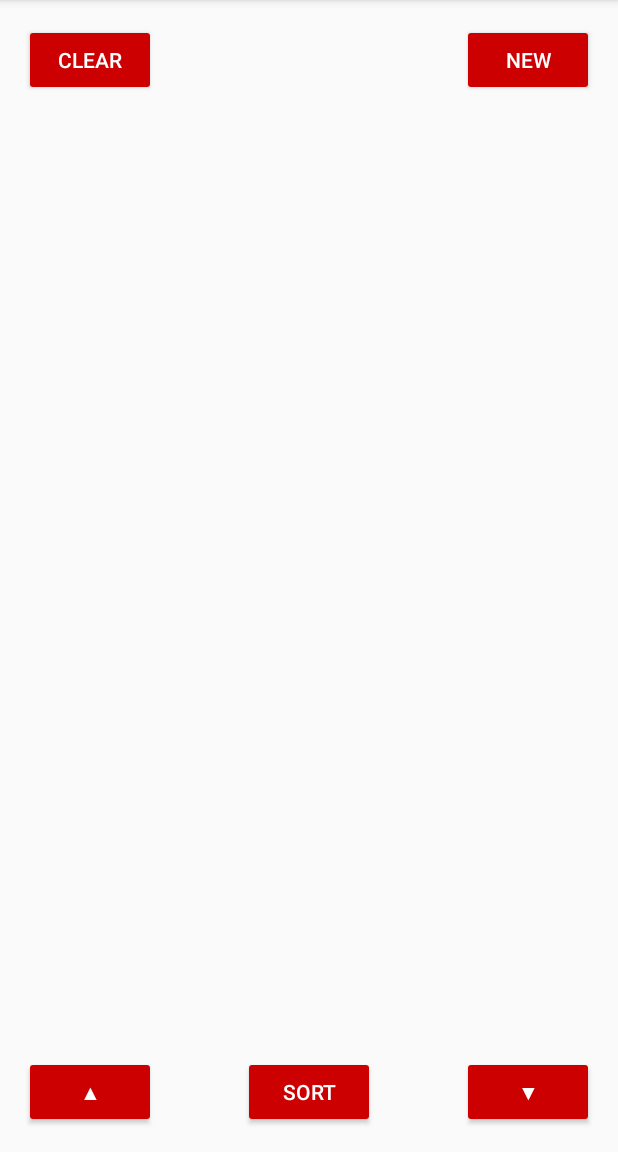
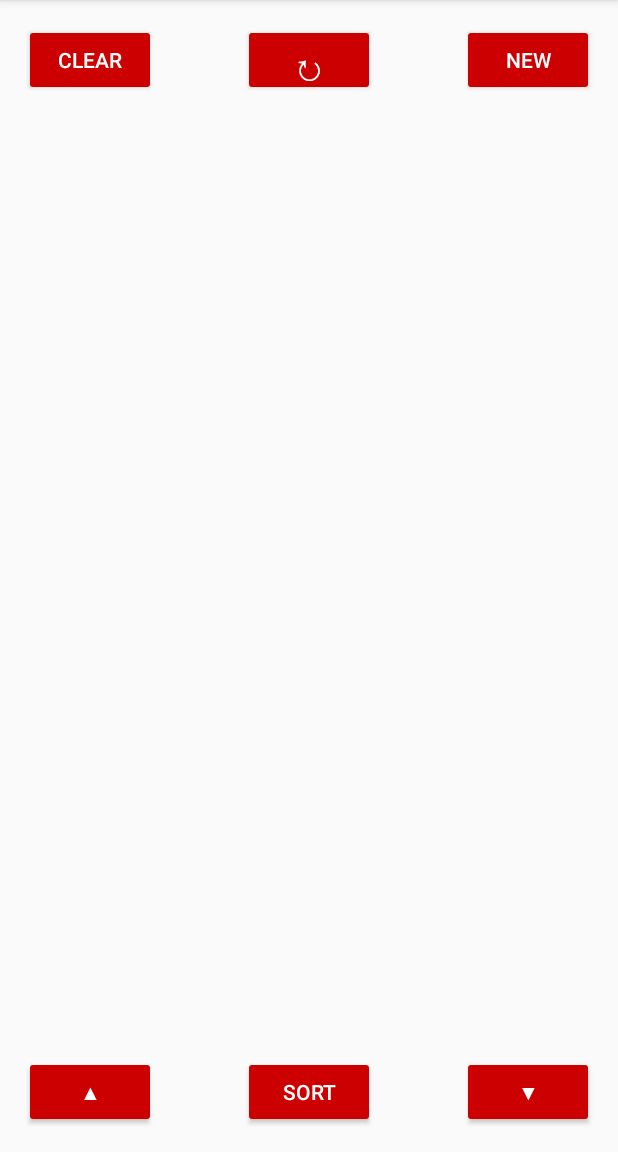
Before and after one commit to canterburymalcolm/ReminderApp, an Android app: the screen it shows after launch (MainActivity), on a phone screen of 412 x 824 dp, the part 84-1236 px from its top. Run offline under Robolectric (Android 15) with nearby library versions, the phone set to English and light mode, and no system bars; our stand-ins replace Volley.

Commit message:
now connected to the website

```diff
--- a/app/build.gradle
+++ b/app/build.gradle
@@ -24,6 +24,7 @@ dependencies {
     androidTestCompile('com.android.support.test.espresso:espresso-core:2.2.2', {
         exclude group: 'com.android.support', module: 'support-annotations'
     })
+    compile 'com.mcxiaoke.volley:library:1.0.19'
     compile 'com.android.support:appcompat-v7:25.3.1'
     compile 'com.android.support.constraint:constraint-layout:1.0.2'
     testCompile 'junit:junit:4.12'
--- a/app/src/main/AndroidManifest.xml
+++ b/app/src/main/AndroidManifest.xml
@@ -1,12 +1,14 @@
 <?xml version="1.0" encoding="utf-8"?>
 <manifest xmlns:android="http://schemas.android.com/apk/res/android"
     package="com.example.myfirstapp">
+
+    <uses-permission android:name="android.permission.INTERNET"/>
 
     <application
         android:allowBackup="true"
         android:icon="@drawable/reminder_logo_192"
         android:label="@string/app_name"
-        android:roundIcon="@mipmap/ic_launcher_round"
+        android:roundIcon="@drawable/reminder_logo_192"
         android:supportsRtl="true"
         android:theme="@style/AppTheme">
         <activity android:name=".MainActivity">
--- a/app/src/main/java/com/example/myfirstapp/AlarmReceiver.java
+++ b/app/src/main/java/com/example/myfirstapp/AlarmReceiver.java
@@ -1,5 +1,6 @@
 package com.example.myfirstapp;
 
+import android.app.Notification;
 import android.app.NotificationManager;
 import android.app.PendingIntent;
 import android.content.BroadcastReceiver;
@@ -11,6 +12,7 @@ import android.support.v7.app.NotificationCompat;
 import com.google.gson.Gson;
 import com.google.gson.GsonBuilder;
 
+import static android.content.Context.NOTIFICATION_SERVICE;
 import static com.example.myfirstapp.MainActivity.REMINDER_INDEX;
 import static com.example.myfirstapp.MainActivity.REMINDER_NOTIFICATION;
 import static com.example.myfirstapp.MainActivity.REMINDER_UPDATE;
@@ -31,9 +33,11 @@ public class AlarmReceiver extends BroadcastReceiver {
         NotificationCompat.Builder mBuilder = new NotificationCompat.Builder(context);
         //characteristics of notification
         mBuilder.setSmallIcon(R.drawable.reminder_logo_192)
+                .setDefaults(Notification.DEFAULT_ALL)
                 .setContentTitle(reminder.getTitle())
                 .setContentText(reminder.getDescription())
                 .setWhen(System.currentTimeMillis())
+                .setDefaults(Notification.DEFAULT_LIGHTS | Notification.DEFAULT_SOUND | Notification.DEFAULT_VIBRATE)
                 .setAutoCancel(true);
         //intent to take user to buildReminderActivity
         Intent resultIntent = new Intent(context, BuildReminderActivity.class);
--- a/app/src/main/res/layout/activity_main.xml
+++ b/app/src/main/res/layout/activity_main.xml
@@ -12,7 +12,8 @@
         android:id="@+id/add"
         style="@style/Widget.AppCompat.Button.Colored"
         android:layout_width="wrap_content"
-        android:layout_height="wrap_content"
+        android:layout_height="48dp"
+        android:layout_marginEnd="16dp"
         android:layout_marginRight="16dp"
         android:layout_marginTop="16dp"
         android:onClick="buildReminder"
@@ -24,8 +25,9 @@
         android:id="@+id/clear"
         style="@style/Widget.AppCompat.Button.Colored"
         android:layout_width="wrap_content"
-        android:layout_height="wrap_content"
+        android:layout_height="48dp"
         android:layout_marginLeft="16dp"
+        android:layout_marginStart="16dp"
         android:layout_marginTop="16dp"
         android:onClick="clearButtons"
         android:text="@string/button_clear"
@@ -35,10 +37,8 @@
     <Button
         android:id="@+id/button0"
         style="@style/Widget.AppCompat.Button.Colored"
-        android:layout_width="match_parent"
+        android:layout_width="0dp"
         android:layout_height="wrap_content"
-        android:layout_marginLeft="16dp"
-        android:layout_marginRight="16dp"
         android:layout_marginTop="16dp"
         android:onClick="updateReminder"
         android:text="@string/zero"
@@ -46,17 +46,13 @@
         app:layout_constraintHorizontal_bias="0.0"
         app:layout_constraintLeft_toLeftOf="parent"
         app:layout_constraintRight_toRightOf="parent"
-        app:layout_constraintTop_toBottomOf="@+id/add"
-        tools:layout_editor_absoluteY="82dp" />
+        app:layout_constraintTop_toBottomOf="@+id/refresh" />
 
     <Button
         android:id="@+id/button1"
         style="@style/Widget.AppCompat.Button.Colored"
-        android:layout_width="match_parent"
+        android:layout_width="0dp"
         android:layout_height="wrap_content"
-        android:layout_marginLeft="16dp"
-        android:layout_marginRight="16dp"
-        android:layout_marginTop="16dp"
         android:onClick="updateReminder"
         android:text="@string/one"
         android:visibility="gone"
@@ -68,11 +64,8 @@
     <Button
         android:id="@+id/button2"
         style="@style/Widget.AppCompat.Button.Colored"
-        android:layout_width="match_parent"
+        android:layout_width="0dp"
         android:layout_height="wrap_content"
-        android:layout_marginLeft="16dp"
-        android:layout_marginRight="16dp"
-        android:layout_marginTop="16dp"
         android:onClick="updateReminder"
         android:text="@string/two"
         android:visibility="gone"
@@ -84,11 +77,8 @@
     <Button
         android:id="@+id/button3"
         style="@style/Widget.AppCompat.Button.Colored"
-        android:layout_width="match_parent"
+        android:layout_width="0dp"
         android:layout_height="wrap_content"
-        android:layout_marginLeft="16dp"
-        android:layout_marginRight="16dp"
-        android:layout_marginTop="16dp"
         android:onClick="updateReminder"
         android:text="@string/three"
         android:visibility="gone"
@@ -99,11 +89,8 @@
     <Button
         android:id="@+id/button4"
         style="@style/Widget.AppCompat.Button.Colored"
-        android:layout_width="match_parent"
+        android:layout_width="0dp"
         android:layout_height="wrap_content"
-        android:layout_marginLeft="16dp"
-        android:layout_marginRight="16dp"
-        android:layout_marginTop="16dp"
         android:onClick="updateReminder"
         android:text="@string/four"
         android:visibility="gone"
@@ -123,7 +110,8 @@
         android:onClick="down"
         android:text="@string/down_arrow"
         app:layout_constraintBottom_toBottomOf="parent"
-        app:layout_constraintRight_toRightOf="parent" />
+        app:layout_constraintRight_toRightOf="parent"
+        android:layout_marginEnd="16dp" />
 
     <Button
         android:id="@+id/decrement"
@@ -135,7 +123,8 @@
         android:onClick="up"
         android:text="@string/up_arrow"
         app:layout_constraintBottom_toBottomOf="parent"
-        app:layout_constraintLeft_toLeftOf="parent" />
+        app:layout_constraintLeft_toLeftOf="parent"
+        android:layout_marginStart="16dp" />
 
     <Button
         android:id="@+id/sort"
@@ -149,5 +138,24 @@
         android:text="@string/sort_reminders"
         app:layout_constraintBottom_toBottomOf="parent"
         app:layout_constraintLeft_toRightOf="@+id/decrement"
-        app:layout_constraintRight_toLeftOf="@+id/increment" />
+        app:layout_constraintRight_toLeftOf="@+id/increment"
+        android:layout_marginStart="16dp"
+        android:layout_marginEnd="16dp" />
+
+    <Button
+        android:id="@+id/refresh"
+        style="@style/Widget.AppCompat.Button.Colored"
+        android:layout_width="wrap_content"
+        android:layout_height="48dp"
+        android:layout_marginEnd="8dp"
+        android:layout_marginLeft="8dp"
+        android:layout_marginRight="8dp"
+        android:layout_marginStart="8dp"
+        android:layout_marginTop="16dp"
+        android:onClick="sendGetRequest"
+        android:text="@string/refresh"
+        android:textSize="25sp"
+        app:layout_constraintLeft_toRightOf="@+id/clear"
+        app:layout_constraintRight_toLeftOf="@+id/add"
+        app:layout_constraintTop_toTopOf="parent" />
 </android.support.constraint.ConstraintLayout>
--- a/app/src/main/res/values/strings.xml
+++ b/app/src/main/res/values/strings.xml
@@ -16,4 +16,5 @@
     <string name="sort_reminders">sort</string>
     <string name="up_arrow">▲</string>
     <string name="down_arrow">▼</string>
+    <string name="refresh">↻</string>
 </resources>
```
Also changed, not shown: app/src/main/java/com/example/myfirstapp/BuildReminderActivity.java (+5 -4 lines), app/src/main/java/com/example/myfirstapp/MainActivity.java (+113 -6 lines), app/src/main/java/com/example/myfirstapp/Reminder.java (+20 -6 lines).
